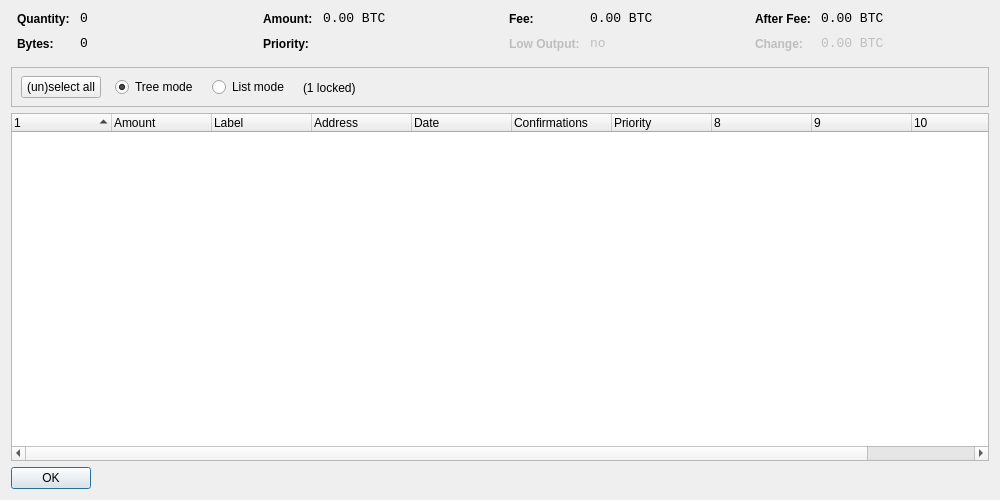
First picture: the form in src/qt/forms/coincontroldialog.ui, repository Aryacoin/Aryacoin, before the edit.
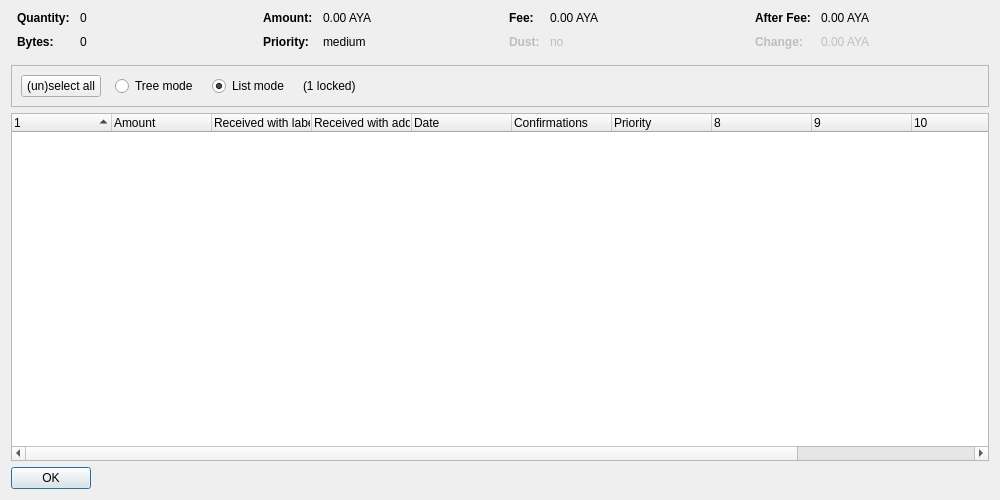
Second picture: the form after the edit. Custom widgets are drawn as their Qt base class.

Patch:
```diff
--- a/src/qt/forms/coincontroldialog.ui
+++ b/src/qt/forms/coincontroldialog.ui
@@ -38,8 +38,11 @@
        </property>
        <item row="0" column="0">
         <widget class="QLabel" name="labelCoinControlQuantityText">
-         <property name="styleSheet">
-          <string notr="true">font-weight:bold;</string>
+         <property name="font">
+          <font>
+           <weight>75</weight>
+           <bold>true</bold>
+          </font>
          </property>
          <property name="text">
           <string>Quantity:</string>
@@ -48,12 +51,6 @@
        </item>
        <item row="0" column="1">
         <widget class="QLabel" name="labelCoinControlQuantity">
-         <property name="font">
-          <font>
-           <family>Monospace</family>
-           <pointsize>10</pointsize>
-          </font>
-         </property>
          <property name="cursor">
           <cursorShape>IBeamCursor</cursorShape>
          </property>
@@ -70,8 +67,11 @@
        </item>
        <item row="1" column="0">
         <widget class="QLabel" name="labelCoinControlBytesText">
-         <property name="styleSheet">
-          <string notr="true">font-weight:bold;</string>
+         <property name="font">
+          <font>
+           <weight>75</weight>
+           <bold>true</bold>
+          </font>
          </property>
          <property name="text">
           <string>Bytes:</string>
@@ -80,12 +80,6 @@
        </item>
        <item row="1" column="1">
         <widget class="QLabel" name="labelCoinControlBytes">
-         <property name="font">
-          <font>
-           <family>Monospace</family>
-           <pointsize>10</pointsize>
-          </font>
-         </property>
          <property name="cursor">
           <cursorShape>IBeamCursor</cursorShape>
          </property>
@@ -118,8 +112,11 @@
        </property>
        <item row="0" column="0">
         <widget class="QLabel" name="labelCoinControlAmountText">
-         <property name="styleSheet">
-          <string notr="true">font-weight:bold;</string>
+         <property name="font">
+          <font>
+           <weight>75</weight>
+           <bold>true</bold>
+          </font>
          </property>
          <property name="text">
           <string>Amount:</string>
@@ -128,12 +125,6 @@
        </item>
        <item row="0" column="1">
         <widget class="QLabel" name="labelCoinControlAmount">
-         <property name="font">
-          <font>
-           <family>Monospace</family>
-           <pointsize>10</pointsize>
-          </font>
-         </property>
          <property name="cursor">
           <cursorShape>IBeamCursor</cursorShape>
          </property>
@@ -141,7 +132,7 @@
           <enum>Qt::ActionsContextMenu</enum>
          </property>
          <property name="text">
-          <string notr="true">0.00 BTC</string>
+          <string notr="true">0.00 AYA</string>
          </property>
          <property name="textInteractionFlags">
           <set>Qt::LinksAccessibleByMouse|Qt::TextSelectableByKeyboard|Qt::TextSelectableByMouse</set>
@@ -150,8 +141,11 @@
        </item>
        <item row="1" column="0">
         <widget class="QLabel" name="labelCoinControlPriorityText">
-         <property name="styleSheet">
-          <string notr="true">font-weight:bold;</string>
+         <property name="font">
+          <font>
+           <weight>75</weight>
+           <bold>true</bold>
+          </font>
          </property>
          <property name="text">
           <string>Priority:</string>
@@ -160,12 +154,6 @@
        </item>
        <item row="1" column="1">
         <widget class="QLabel" name="labelCoinControlPriority">
-         <property name="font">
-          <font>
-           <family>Monospace</family>
-           <pointsize>10</pointsize>
-          </font>
-         </property>
          <property name="cursor">
           <cursorShape>IBeamCursor</cursorShape>
          </property>
@@ -173,7 +161,7 @@
           <enum>Qt::ActionsContextMenu</enum>
          </property>
          <property name="text">
-          <string/>
+          <string notr="true">medium</string>
          </property>
          <property name="textInteractionFlags">
           <set>Qt::LinksAccessibleByMouse|Qt::TextSelectableByKeyboard|Qt::TextSelectableByMouse</set>
@@ -198,8 +186,11 @@
        </property>
        <item row="0" column="0">
         <widget class="QLabel" name="labelCoinControlFeeText">
-         <property name="styleSheet">
-          <string notr="true">font-weight:bold;</string>
+         <property name="font">
+          <font>
+           <weight>75</weight>
+           <bold>true</bold>
+          </font>
          </property>
          <property name="text">
           <string>Fee:</string>
@@ -208,12 +199,6 @@
        </item>
        <item row="0" column="1">
         <widget class="QLabel" name="labelCoinControlFee">
-         <property name="font">
-          <font>
-           <family>Monospace</family>
-           <pointsize>10</pointsize>
-          </font>
-         </property>
          <property name="cursor">
           <cursorShape>IBeamCursor</cursorShape>
          </property>
@@ -221,7 +206,7 @@
           <enum>Qt::ActionsContextMenu</enum>
          </property>
          <property name="text">
-          <string notr="true">0.00 BTC</string>
+          <string notr="true">0.00 AYA</string>
          </property>
          <property name="textInteractionFlags">
           <set>Qt::LinksAccessibleByMouse|Qt::TextSelectableByKeyboard|Qt::TextSelectableByMouse</set>
@@ -233,11 +218,14 @@
          <property name="enabled">
           <bool>false</bool>
          </property>
-         <property name="styleSheet">
-          <string notr="true">font-weight:bold;</string>
+         <property name="font">
+          <font>
+           <weight>75</weight>
+           <bold>true</bold>
+          </font>
          </property>
          <property name="text">
-          <string>Low Output:</string>
+          <string>Dust:</string>
          </property>
         </widget>
        </item>
@@ -246,12 +234,6 @@
          <property name="enabled">
           <bool>false</bool>
          </property>
-         <property name="font">
-          <font>
-           <family>Monospace</family>
-           <pointsize>10</pointsize>
-          </font>
-         </property>
          <property name="cursor">
           <cursorShape>IBeamCursor</cursorShape>
          </property>
@@ -284,8 +266,11 @@
        </property>
        <item row="0" column="0">
         <widget class="QLabel" name="labelCoinControlAfterFeeText">
-         <property name="styleSheet">
-          <string notr="true">font-weight:bold;</string>
+         <property name="font">
+          <font>
+           <weight>75</weight>
+           <bold>true</bold>
+          </font>
          </property>
          <property name="text">
           <string>After Fee:</string>
@@ -294,12 +279,6 @@
        </item>
        <item row="0" column="1">
         <widget class="QLabel" name="labelCoinControlAfterFee">
-         <property name="font">
-          <font>
-           <family>Monospace</family>
-           <pointsize>10</pointsize>
-          </font>
-         </property>
          <property name="cursor">
           <cursorShape>IBeamCursor</cursorShape>
          </property>
@@ -307,7 +286,7 @@
           <enum>Qt::ActionsContextMenu</enum>
          </property>
          <property name="text">
-          <string notr="true">0.00 BTC</string>
+          <string notr="true">0.00 AYA</string>
          </property>
          <property name="textInteractionFlags">
           <set>Qt::LinksAccessibleByMouse|Qt::TextSelectableByKeyboard|Qt::TextSelectableByMouse</set>
@@ -319,8 +298,11 @@
          <property name="enabled">
           <bool>false</bool>
          </property>
-         <property name="styleSheet">
-          <string notr="true">font-weight:bold;</string>
+         <property name="font">
+          <font>
+           <weight>75</weight>
+           <bold>true</bold>
+          </font>
          </property>
          <property name="text">
           <string>Change:</string>
@@ -332,12 +314,6 @@
          <property name="enabled">
           <bool>false</bool>
          </property>
-         <property name="font">
-          <font>
-           <family>Monospace</family>
-           <pointsize>10</pointsize>
-          </font>
-         </property>
          <property name="cursor">
           <cursorShape>IBeamCursor</cursorShape>
          </property>
@@ -345,7 +321,7 @@
           <enum>Qt::ActionsContextMenu</enum>
          </property>
          <property name="text">
-          <string notr="true">0.00 BTC</string>
+          <string notr="true">0.00 AYA</string>
          </property>
          <property name="textInteractionFlags">
           <set>Qt::LinksAccessibleByMouse|Qt::TextSelectableByKeyboard|Qt::TextSelectableByMouse</set>
@@ -370,15 +346,8 @@
      <property name="frameShadow">
       <enum>QFrame::Sunken</enum>
      </property>
-     <widget class="QWidget" name="horizontalLayoutWidget">
-      <property name="geometry">
-       <rect>
-        <x>10</x>
-        <y>0</y>
-        <width>781</width>
-        <height>41</height>
-       </rect>
-      </property>
+     <layout class="QHBoxLayout" name="horizontalLayout">
+      <item>
       <layout class="QHBoxLayout" name="horizontalLayoutPanel" stretch="0,0,0,0,0">
        <property name="spacing">
         <number>14</number>
@@ -394,6 +363,9 @@
          <property name="text">
           <string>(un)select all</string>
          </property>
+          <property name="autoDefault">
+           <bool>false</bool>
+          </property>
         </widget>
        </item>
        <item>
@@ -407,9 +379,6 @@
          <property name="text">
           <string>Tree mode</string>
          </property>
-         <property name="checked">
-          <bool>true</bool>
-         </property>
         </widget>
        </item>
        <item>
@@ -423,6 +392,9 @@
          <property name="text">
           <string>List mode</string>
          </property>
+          <property name="checked">
+           <bool>true</bool>
+          </property>
         </widget>
        </item>
        <item>
@@ -446,7 +418,8 @@
         </spacer>
        </item>
       </layout>
-     </widget>
+      </item>
+     </layout>
     </widget>
    </item>
    <item>
@@ -458,7 +431,7 @@
       <bool>false</bool>
      </property>
      <property name="columnCount">
-      <number>11</number>
+      <number>12</number>
      </property>
      <attribute name="headerShowSortIndicator" stdset="0">
       <bool>true</bool>
@@ -478,12 +451,12 @@
      </column>
      <column>
       <property name="text">
-       <string notr="true">Label</string>
+       <string>Received with label</string>
       </property>
      </column>
      <column>
       <property name="text">
-       <string>Address</string>
+       <string>Received with address</string>
       </property>
      </column>
      <column>
@@ -524,6 +497,11 @@
        <string/>
       </property>
      </column>
+     <column>
+      <property name="text">
+       <string/>
+      </property>
+     </column>
     </widget>
    </item>
    <item>
```
Left out of the diff: 6 changed lines with no effect on the pictures. Lines whose indentation alone changed are shown as unchanged.
